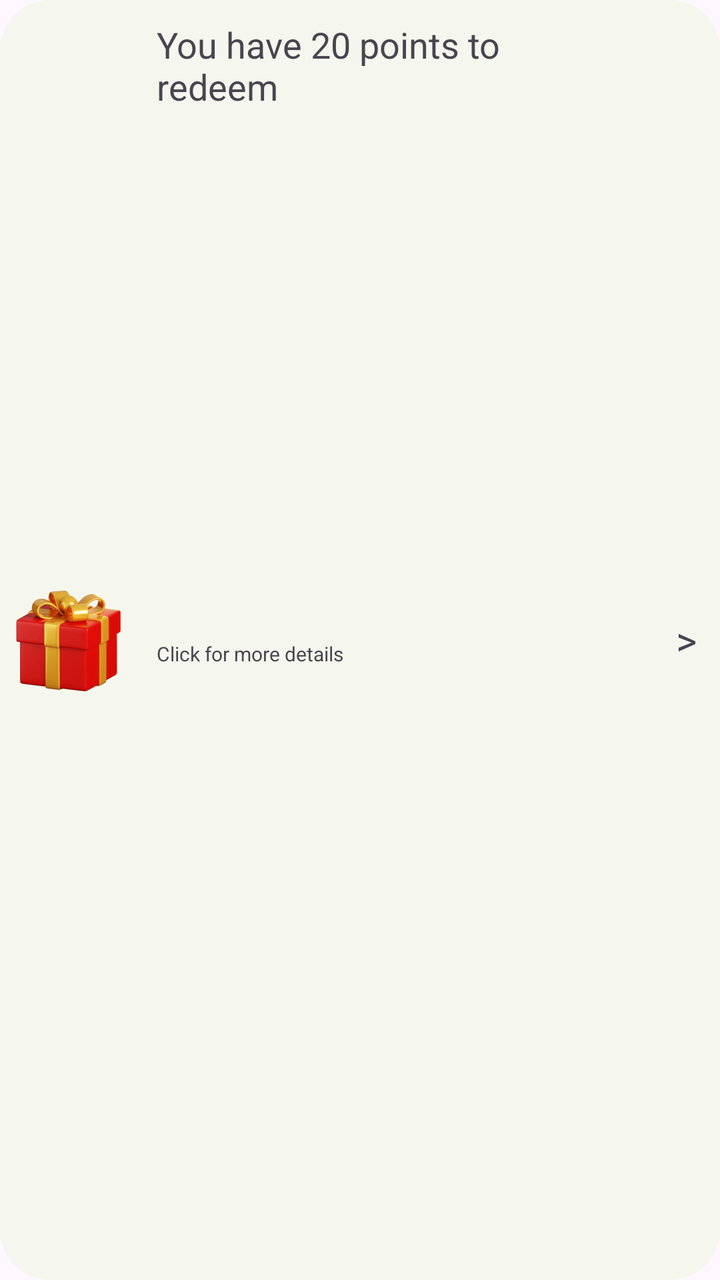
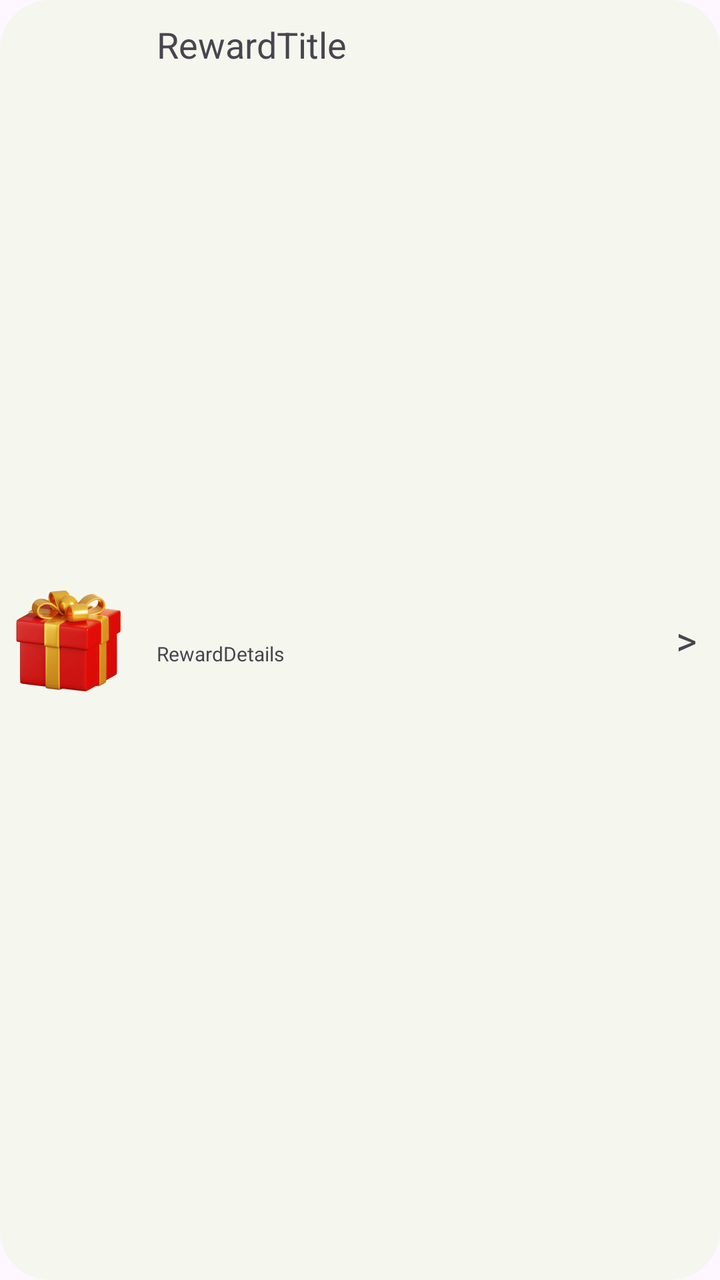

Two renders of the same Android screen: before a commit and after it. Below are the layout's source before the change and the commit's diff.
<!-- AndroidManifest.xml: application theme Theme.Gamstop -->
<!-- res/layout/item_rewardlayout.xml -->
<LinearLayout xmlns:android="http://schemas.android.com/apk/res/android"
    xmlns:app="http://schemas.android.com/apk/res-auto"
    xmlns:tools="http://schemas.android.com/tools"
    android:layout_width="match_parent"
    android:layout_height="100dp"
    android:background="@drawable/rounded_corner"
    android:layout_marginTop="15dp"
    android:layout_marginRight="18dp"
    android:layout_marginLeft="18dp"
    android:backgroundTint="#F5F7EE"
    android:orientation="horizontal">


    <ImageView
        android:layout_width="match_parent"
        android:layout_height="match_parent"
        android:layout_weight="0.75"
        android:paddingLeft="5dp"
        android:paddingRight="5dp"
        android:src="@drawable/giftbox"/>
    <LinearLayout
        android:layout_width="match_parent"
        android:layout_height="match_parent"
        android:layout_weight="0.25"
        android:layout_marginRight="10dp"
        android:orientation="vertical">

        <TextView
            android:layout_width="match_parent"
            android:layout_height="match_parent"
            android:layout_weight="0.2"
            android:text="You have 20 points to redeem"
            android:padding="10dp"
            android:fontFamily="sans-serif"
            android:textSize="18dp"/>
        <TextView
            android:layout_width="match_parent"
            android:layout_height="match_parent"
            android:layout_weight="0.2"
            android:text="Click for more details"
            android:paddingLeft="10dp"
            android:textSize="10dp"/>

    </LinearLayout>

    <TextView
        android:layout_width="match_parent"
        android:layout_height="match_parent"
        android:layout_weight="0.85"
        android:text=">"
        android:textSize="20dp"
        android:layout_marginRight="5dp"
        android:gravity="center"
        />

</LinearLayout>
<!-- resources referenced by this layout -->
<resources>
  <!-- drawable giftbox: webp bitmap (drawable, 18688 bytes) -->
  <!-- drawable rounded_corner (drawable) -->
  <shape xmlns:android="http://schemas.android.com/apk/res/android">
      <solid android:color="@color/black"/>
      <corners android:radius="25dp"/>
  </shape>
  <style name="Theme.Gamstop" parent="Base.Theme.Gamstop" />
  <color name="black">#FF000000</color>
  <style name="Base.Theme.Gamstop" parent="Theme.Material3.DayNight.NoActionBar">
          
          
      </style>
</resources>

<!-- the commit's change to res/layout/item_rewardlayout.xml (unified diff, before → after) -->
@@ -29,7 +29,7 @@
             android:layout_width="match_parent"
             android:layout_height="match_parent"
             android:layout_weight="0.2"
-            android:text="You have 20 points to redeem"
+            android:text="RewardTitle"
             android:padding="10dp"
             android:fontFamily="sans-serif"
             android:textSize="18dp"/>
@@ -37,7 +37,7 @@
             android:layout_width="match_parent"
             android:layout_height="match_parent"
             android:layout_weight="0.2"
-            android:text="Click for more details"
+            android:text="RewardDetails"
             android:paddingLeft="10dp"
             android:textSize="10dp"/>
 
